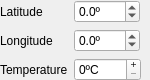
Old version of the form contents/ui/config.ui in the repository simgunz/redshift-plasmoid.
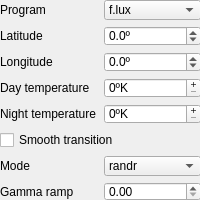
New version of the form.

What changed in the file:
```diff
--- a/contents/ui/config.ui
+++ b/contents/ui/config.ui
@@ -31,20 +31,26 @@
    <rect>
     <x>0</x>
     <y>0</y>
-    <width>150</width>
-    <height>80</height>
+    <width>200</width>
+    <height>200</height>
    </rect>
   </property>
+  <property name="sizePolicy">
+   <sizepolicy hsizetype="Fixed" vsizetype="MinimumExpanding">
+    <horstretch>0</horstretch>
+    <verstretch>0</verstretch>
+   </sizepolicy>
+  </property>
   <property name="minimumSize">
    <size>
-    <width>150</width>
-    <height>80</height>
+    <width>200</width>
+    <height>200</height>
    </size>
   </property>
   <property name="maximumSize">
    <size>
-    <width>150</width>
-    <height>80</height>
+    <width>200</width>
+    <height>200</height>
    </size>
   </property>
   <property name="windowTitle">
@@ -55,21 +61,33 @@
     <rect>
      <x>0</x>
      <y>0</y>
-     <width>151</width>
-     <height>81</height>
+     <width>201</width>
+     <height>201</height>
     </rect>
    </property>
-   <layout class="QFormLayout" name="layout">
-    <property name="fieldGrowthPolicy">
-     <enum>QFormLayout::ExpandingFieldsGrow</enum>
-    </property>
-    <property name="labelAlignment">
-     <set>Qt::AlignLeading|Qt::AlignLeft|Qt::AlignVCenter</set>
-    </property>
-    <property name="formAlignment">
-     <set>Qt::AlignJustify|Qt::AlignVCenter</set>
-    </property>
+   <layout class="QGridLayout" name="gridLayout">
     <item row="0" column="0">
+     <widget class="QLabel" name="programLabel">
+      <property name="text">
+       <string>Program</string>
+      </property>
+     </widget>
+    </item>
+    <item row="0" column="1">
+     <widget class="QComboBox" name="programComboBox">
+      <item>
+       <property name="text">
+        <string notr="true">f.lux</string>
+       </property>
+      </item>
+      <item>
+       <property name="text">
+        <string notr="true">Redshift</string>
+       </property>
+      </item>
+     </widget>
+    </item>
+    <item row="1" column="0">
      <widget class="QLabel" name="latLabel">
       <property name="locale">
        <locale language="English" country="UnitedStates"/>
@@ -79,7 +97,7 @@
       </property>
      </widget>
     </item>
-    <item row="0" column="1">
+    <item row="1" column="1">
      <widget class="QDoubleSpinBox" name="latBox">
       <property name="buttonSymbols">
        <enum>QAbstractSpinBox::UpDownArrows</enum>
@@ -101,7 +119,7 @@
       </property>
      </widget>
     </item>
-    <item row="1" column="0">
+    <item row="2" column="0">
      <widget class="QLabel" name="lonLabel">
       <property name="locale">
        <locale language="English" country="UnitedStates"/>
@@ -111,7 +129,7 @@
       </property>
      </widget>
     </item>
-    <item row="1" column="1">
+    <item row="2" column="1">
      <widget class="QDoubleSpinBox" name="lonBox">
       <property name="suffix">
        <string>º</string>
@@ -130,29 +148,91 @@
       </property>
      </widget>
     </item>
-    <item row="2" column="0">
-     <widget class="QLabel" name="tmpLabel">
-      <property name="locale">
-       <locale language="English" country="UnitedStates"/>
-      </property>
+    <item row="5" column="0" colspan="2">
+     <widget class="QCheckBox" name="smoothCheckBox">
       <property name="text">
-       <string>Temperature</string>
+       <string>Smooth transition</string>
       </property>
      </widget>
     </item>
-    <item row="2" column="1">
-     <widget class="QSpinBox" name="tmpBox">
+    <item row="3" column="1">
+     <widget class="QSpinBox" name="dayTmpBox">
       <property name="buttonSymbols">
        <enum>QAbstractSpinBox::PlusMinus</enum>
       </property>
       <property name="suffix">
-       <string>ºC</string>
+       <string>ºK</string>
       </property>
-      <property name="prefix">
-       <string/>
+      <property name="maximum">
+       <number>15000</number>
       </property>
+     </widget>
+    </item>
+    <item row="4" column="1">
+     <widget class="QSpinBox" name="nightTmpBox">
+      <property name="buttonSymbols">
+       <enum>QAbstractSpinBox::PlusMinus</enum>
+      </property>
+      <property name="suffix">
+       <string>ºK</string>
+      </property>
       <property name="maximum">
-       <number>9999</number>
+       <number>15000</number>
+      </property>
+     </widget>
+    </item>
+    <item row="3" column="0">
+     <widget class="QLabel" name="dayTmpLabel">
+      <property name="locale">
+       <locale language="English" country="UnitedStates"/>
+      </property>
+      <property name="text">
+       <string>Day temperature</string>
+      </property>
+     </widget>
+    </item>
+    <item row="4" column="0">
+     <widget class="QLabel" name="nightTmpLabel">
+      <property name="locale">
+       <locale language="English" country="UnitedStates"/>
+      </property>
+      <property name="text">
+       <string>Night temperature</string>
+      </property>
+     </widget>
+    </item>
+    <item row="6" column="1">
+     <widget class="QComboBox" name="modeComboBox">
+      <item>
+       <property name="text">
+        <string>randr</string>
+       </property>
+      </item>
+      <item>
+       <property name="text">
+        <string>vidmode</string>
+       </property>
+      </item>
+     </widget>
+    </item>
+    <item row="6" column="0">
+     <widget class="QLabel" name="modeLabel">
+      <property name="text">
+       <string>Mode</string>
+      </property>
+     </widget>
+    </item>
+    <item row="7" column="1">
+     <widget class="QDoubleSpinBox" name="gammaBox">
+      <property name="singleStep">
+       <double>0.100000000000000</double>
+      </property>
+     </widget>
+    </item>
+    <item row="7" column="0">
+     <widget class="QLabel" name="gammaLabel">
+      <property name="text">
+       <string>Gamma ramp</string>
       </property>
      </widget>
     </item>
```
Left out of the diff: 4 changed lines with no effect on the pictures.
